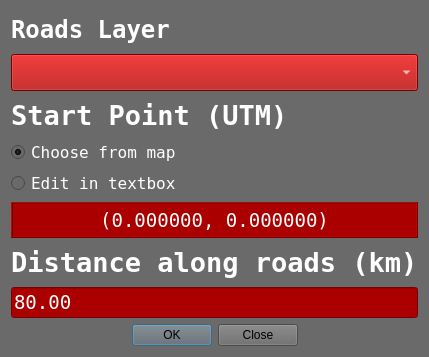
Above: RoadNetwork/road_network_dialog_base.ui from rocapp/qgis-market-analysis before the change. Below: the same form after it.
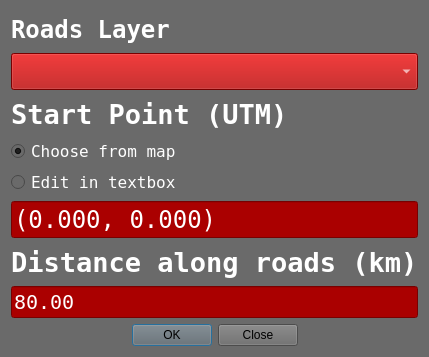
That is the form after the change.

Commit message: added lineedit option

Diff of the .ui file:
```diff
--- a/RoadNetwork/road_network_dialog_base.ui
+++ b/RoadNetwork/road_network_dialog_base.ui
@@ -10,6 +10,232 @@
     <height>357</height>
    </rect>
   </property>
+  <property name="palette">
+   <palette>
+    <active>
+     <colorrole role="WindowText">
+      <brush brushstyle="SolidPattern">
+       <color alpha="255">
+        <red>0</red>
+        <green>0</green>
+        <blue>0</blue>
+       </color>
+      </brush>
+     </colorrole>
+     <colorrole role="Button">
+      <brush brushstyle="SolidPattern">
+       <color alpha="255">
+        <red>179</red>
+        <green>179</green>
+        <blue>179</blue>
+       </color>
+      </brush>
+     </colorrole>
+     <colorrole role="Dark">
+      <brush brushstyle="SolidPattern">
+       <color alpha="255">
+        <red>52</red>
+        <green>52</green>
+        <blue>52</blue>
+       </color>
+      </brush>
+     </colorrole>
+     <colorrole role="Text">
+      <brush brushstyle="SolidPattern">
+       <color alpha="255">
+        <red>255</red>
+        <green>255</green>
+        <blue>255</blue>
+       </color>
+      </brush>
+     </colorrole>
+     <colorrole role="ButtonText">
+      <brush brushstyle="SolidPattern">
+       <color alpha="255">
+        <red>0</red>
+        <green>0</green>
+        <blue>0</blue>
+       </color>
+      </brush>
+     </colorrole>
+     <colorrole role="Base">
+      <brush brushstyle="SolidPattern">
+       <color alpha="255">
+        <red>124</red>
+        <green>0</green>
+        <blue>0</blue>
+       </color>
+      </brush>
+     </colorrole>
+     <colorrole role="Window">
+      <brush brushstyle="SolidPattern">
+       <color alpha="255">
+        <red>106</red>
+        <green>106</green>
+        <blue>106</blue>
+       </color>
+      </brush>
+     </colorrole>
+     <colorrole role="Shadow">
+      <brush brushstyle="SolidPattern">
+       <color alpha="255">
+        <red>0</red>
+        <green>0</green>
+        <blue>0</blue>
+       </color>
+      </brush>
+     </colorrole>
+    </active>
+    <inactive>
+     <colorrole role="WindowText">
+      <brush brushstyle="SolidPattern">
+       <color alpha="255">
+        <red>0</red>
+        <green>0</green>
+        <blue>0</blue>
+       </color>
+      </brush>
+     </colorrole>
+     <colorrole role="Button">
+      <brush brushstyle="SolidPattern">
+       <color alpha="255">
+        <red>179</red>
+        <green>179</green>
+        <blue>179</blue>
+       </color>
+      </brush>
+     </colorrole>
+     <colorrole role="Dark">
+      <brush brushstyle="SolidPattern">
+       <color alpha="255">
+        <red>52</red>
+        <green>52</green>
+        <blue>52</blue>
+       </color>
+      </brush>
+     </colorrole>
+     <colorrole role="Text">
+      <brush brushstyle="SolidPattern">
+       <color alpha="255">
+        <red>255</red>
+        <green>255</green>
+        <blue>255</blue>
+       </color>
+      </brush>
+     </colorrole>
+     <colorrole role="ButtonText">
+      <brush brushstyle="SolidPattern">
+       <color alpha="255">
+        <red>0</red>
+        <green>0</green>
+        <blue>0</blue>
+       </color>
+      </brush>
+     </colorrole>
+     <colorrole role="Base">
+      <brush brushstyle="SolidPattern">
+       <color alpha="255">
+        <red>124</red>
+        <green>0</green>
+        <blue>0</blue>
+       </color>
+      </brush>
+     </colorrole>
+     <colorrole role="Window">
+      <brush brushstyle="SolidPattern">
+       <color alpha="255">
+        <red>106</red>
+        <green>106</green>
+        <blue>106</blue>
+       </color>
+      </brush>
+     </colorrole>
+     <colorrole role="Shadow">
+      <brush brushstyle="SolidPattern">
+       <color alpha="255">
+        <red>0</red>
+        <green>0</green>
+        <blue>0</blue>
+       </color>
+      </brush>
+     </colorrole>
+    </inactive>
+    <disabled>
+     <colorrole role="WindowText">
+      <brush brushstyle="SolidPattern">
+       <color alpha="255">
+        <red>52</red>
+        <green>52</green>
+        <blue>52</blue>
+       </color>
+      </brush>
+     </colorrole>
+     <colorrole role="Button">
+      <brush brushstyle="SolidPattern">
+       <color alpha="255">
+        <red>179</red>
+        <green>179</green>
+        <blue>179</blue>
+       </color>
+      </brush>
+     </colorrole>
+     <colorrole role="Dark">
+      <brush brushstyle="SolidPattern">
+       <color alpha="255">
+        <red>52</red>
+        <green>52</green>
+        <blue>52</blue>
+       </color>
+      </brush>
+     </colorrole>
+     <colorrole role="Text">
+      <brush brushstyle="SolidPattern">
+       <color alpha="255">
+        <red>52</red>
+        <green>52</green>
+        <blue>52</blue>
+       </color>
+      </brush>
+     </colorrole>
+     <colorrole role="ButtonText">
+      <brush brushstyle="SolidPattern">
+       <color alpha="255">
+        <red>52</red>
+        <green>52</green>
+        <blue>52</blue>
+       </color>
+      </brush>
+     </colorrole>
+     <colorrole role="Base">
+      <brush brushstyle="SolidPattern">
+       <color alpha="255">
+        <red>106</red>
+        <green>106</green>
+        <blue>106</blue>
+       </color>
+      </brush>
+     </colorrole>
+     <colorrole role="Window">
+      <brush brushstyle="SolidPattern">
+       <color alpha="255">
+        <red>106</red>
+        <green>106</green>
+        <blue>106</blue>
+       </color>
+      </brush>
+     </colorrole>
+     <colorrole role="Shadow">
+      <brush brushstyle="SolidPattern">
+       <color alpha="255">
+        <red>0</red>
+        <green>0</green>
+        <blue>0</blue>
+       </color>
+      </brush>
+     </colorrole>
+    </disabled>
+   </palette>
+  </property>
   <property name="windowTitle">
    <string>Market Analysis - Road Distance</string>
   </property>
@@ -113,7 +339,7 @@
       </font>
      </property>
      <property name="autoFillBackground">
-      <bool>false</bool>
+      <bool>true</bool>
      </property>
      <property name="text">
       <string>Choose from map</string>
@@ -137,6 +363,15 @@
           </color>
          </brush>
         </colorrole>
+        <colorrole role="Button">
+         <brush brushstyle="SolidPattern">
+          <color alpha="255">
+           <red>255</red>
+           <green>255</green>
+           <blue>255</blue>
+          </color>
+         </brush>
+        </colorrole>
        </active>
        <inactive>
         <colorrole role="WindowText">
@@ -148,6 +383,15 @@
           </color>
          </brush>
         </colorrole>
+        <colorrole role="Button">
+         <brush brushstyle="SolidPattern">
+          <color alpha="255">
+           <red>255</red>
+           <green>255</green>
+           <blue>255</blue>
+          </color>
+         </brush>
+        </colorrole>
        </inactive>
        <disabled>
         <colorrole role="WindowText">
@@ -159,6 +403,15 @@
           </color>
          </brush>
         </colorrole>
+        <colorrole role="Button">
+         <brush brushstyle="SolidPattern">
+          <color alpha="255">
+           <red>255</red>
+           <green>255</green>
+           <blue>255</blue>
+          </color>
+         </brush>
+        </colorrole>
        </disabled>
       </palette>
      </property>
@@ -168,40 +421,258 @@
        <pointsize>12</pointsize>
       </font>
      </property>
+     <property name="autoFillBackground">
+      <bool>true</bool>
+     </property>
      <property name="text">
       <string>Edit in textbox</string>
      </property>
     </widget>
    </item>
    <item>
-    <widget class="QLabel" name="coord_label">
+    <widget class="QLineEdit" name="coord_label">
+     <property name="palette">
+      <palette>
+       <active>
+        <colorrole role="WindowText">
+         <brush brushstyle="SolidPattern">
+          <color alpha="255">
+           <red>255</red>
+           <green>255</green>
+           <blue>255</blue>
+          </color>
+         </brush>
+        </colorrole>
+        <colorrole role="Button">
+         <brush brushstyle="SolidPattern">
+          <color alpha="255">
+           <red>170</red>
+           <green>0</green>
+           <blue>0</blue>
+          </color>
+         </brush>
+        </colorrole>
+        <colorrole role="Text">
+         <brush brushstyle="SolidPattern">
+          <color alpha="255">
+           <red>255</red>
+           <green>255</green>
+           <blue>255</blue>
+          </color>
+         </brush>
+        </colorrole>
+        <colorrole role="ButtonText">
+         <brush brushstyle="SolidPattern">
+          <color alpha="255">
+           <red>255</red>
+           <green>255</green>
+           <blue>255</blue>
+          </color>
+         </brush>
+        </colorrole>
+        <colorrole role="Base">
+         <brush brushstyle="SolidPattern">
+          <color alpha="255">
+           <red>170</red>
+           <green>0</green>
+           <blue>0</blue>
+          </color>
+         </brush>
+        </colorrole>
+        <colorrole role="Window">
+         <brush brushstyle="SolidPattern">
+          <color alpha="255">
+           <red>170</red>
+           <green>0</green>
+           <blue>0</blue>
+          </color>
+         </brush>
+        </colorrole>
+        <colorrole role="HighlightedText">
+         <brush brushstyle="SolidPattern">
+          <color alpha="255">
+           <red>0</red>
+           <green>85</green>
+           <blue>0</blue>
+          </color>
+         </brush>
+        </colorrole>
+        <colorrole role="AlternateBase">
+         <brush brushstyle="SolidPattern">
+          <color alpha="255">
+           <red>163</red>
+           <green>0</green>
+           <blue>0</blue>
+          </color>
+         </brush>
+        </colorrole>
+       </active>
+       <inactive>
+        <colorrole role="WindowText">
+         <brush brushstyle="SolidPattern">
+          <color alpha="255">
+           <red>255</red>
+           <green>255</green>
+           <blue>255</blue>
+          </color>
+         </brush>
+        </colorrole>
+        <colorrole role="Button">
+         <brush brushstyle="SolidPattern">
+          <color alpha="255">
+           <red>170</red>
+           <green>0</green>
+           <blue>0</blue>
+          </color>
+         </brush>
+        </colorrole>
+        <colorrole role="Text">
+         <brush brushstyle="SolidPattern">
+          <color alpha="255">
+           <red>255</red>
+           <green>255</green>
+           <blue>255</blue>
+          </color>
+         </brush>
+        </colorrole>
+        <colorrole role="ButtonText">
+         <brush brushstyle="SolidPattern">
+          <color alpha="255">
+           <red>255</red>
+           <green>255</green>
+           <blue>255</blue>
+          </color>
+         </brush>
+        </colorrole>
+        <colorrole role="Base">
+         <brush brushstyle="SolidPattern">
+          <color alpha="255">
+           <red>170</red>
+           <green>0</green>
+           <blue>0</blue>
+          </color>
+         </brush>
+        </colorrole>
+        <colorrole role="Window">
+         <brush brushstyle="SolidPattern">
+          <color alpha="255">
+           <red>170</red>
+           <green>0</green>
+           <blue>0</blue>
+          </color>
+         </brush>
+        </colorrole>
+        <colorrole role="HighlightedText">
+         <brush brushstyle="SolidPattern">
+          <color alpha="255">
+           <red>0</red>
+           <green>85</green>
+           <blue>0</blue>
+          </color>
+         </brush>
+        </colorrole>
+        <colorrole role="AlternateBase">
+         <brush brushstyle="SolidPattern">
+          <color alpha="255">
+           <red>163</red>
+           <green>0</green>
+           <blue>0</blue>
+          </color>
+         </brush>
+        </colorrole>
+       </inactive>
+       <disabled>
+        <colorrole role="WindowText">
+         <brush brushstyle="SolidPattern">
+          <color alpha="255">
+           <red>255</red>
+           <green>255</green>
+           <blue>255</blue>
+          </color>
+         </brush>
+        </colorrole>
+        <colorrole role="Button">
+         <brush brushstyle="SolidPattern">
+          <color alpha="255">
+           <red>170</red>
+           <green>0</green>
+           <blue>0</blue>
+          </color>
+         </brush>
+        </colorrole>
+        <colorrole role="Text">
+         <brush brushstyle="SolidPattern">
+          <color alpha="255">
+           <red>255</red>
+           <green>255</green>
+           <blue>255</blue>
+          </color>
+         </brush>
+        </colorrole>
+        <colorrole role="ButtonText">
+         <brush brushstyle="SolidPattern">
+          <color alpha="255">
+           <red>255</red>
+           <green>255</green>
+           <blue>255</blue>
+          </color>
+         </brush>
+        </colorrole>
+        <colorrole role="Base">
+         <brush brushstyle="SolidPattern">
+          <color alpha="255">
+           <red>170</red>
+           <green>0</green>
+           <blue>0</blue>
+          </color>
+         </brush>
+        </colorrole>
+        <colorrole role="Window">
+         <brush brushstyle="SolidPattern">
+          <color alpha="255">
+           <red>170</red>
+           <green>0</green>
+           <blue>0</blue>
+          </color>
+         </brush>
+        </colorrole>
+        <colorrole role="HighlightedText">
+         <brush brushstyle="SolidPattern">
+          <color alpha="255">
+           <red>0</red>
+           <green>85</green>
+           <blue>0</blue>
+          </color>
+         </brush>
+        </colorrole>
+        <colorrole role="AlternateBase">
+         <brush brushstyle="SolidPattern">
+          <color alpha="255">
+           <red>163</red>
+           <green>0</green>
+           <blue>0</blue>
+          </color>
+         </brush>
+        </colorrole>
+       </disabled>
+      </palette>
+     </property>
      <property name="font">
       <font>
        <family>Inconsolata</family>
-       <pointsize>14</pointsize>
+       <pointsize>18</pointsize>
       </font>
      </property>
-     <property name="autoFillBackground">
-      <bool>false</bool>
-     </property>
      <property name="styleSheet">
       <string notr="true">background-color: rgb(170, 0, 0);
-color: rgb(255, 255, 255);</string>
-     </property>
-     <property name="frameShape">
-      <enum>QFrame::Box</enum>
-     </property>
-     <property name="frameShadow">
-      <enum>QFrame::Raised</enum>
+color: rgb(255, 255, 255);
+alternate-background-color: rgb(163, 0, 0);</string>
      </property>
      <property name="text">
-      <string>(0.000000, 0.000000)</string>
+      <string>(0.000, 0.000)</string>
      </property>
-     <property name="alignment">
-      <set>Qt::AlignCenter</set>
-     </property>
-     <property name="margin">
-      <number>5</number>
+     <property name="readOnly">
+      <bool>true</bool>
      </property>
     </widget>
    </item>
@@ -454,7 +925,7 @@
      <property name="font">
       <font>
        <family>Inconsolata</family>
-       <pointsize>14</pointsize>
+       <pointsize>15</pointsize>
       </font>
      </property>
      <property name="styleSheet">
```
The commit also changes 2 other files.
